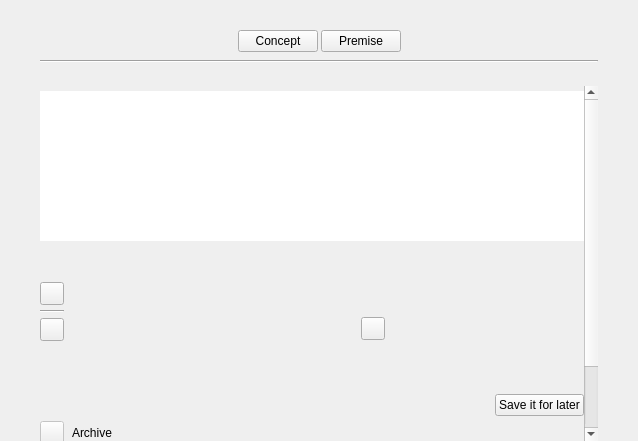
This is ui/premise_builder_widget.ui in zkovari/plotlyst as Qt 5 draws it before an edit. The edited form follows.
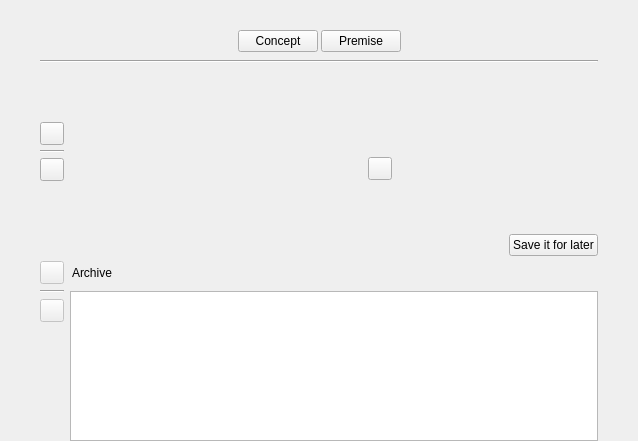
This is the edited form. The open tabs and pages were chosen to show the change. Custom widgets are drawn as their Qt base class.

The edit to the form file:
```diff
--- a/ui/premise_builder_widget.ui
+++ b/ui/premise_builder_widget.ui
@@ -295,8 +295,8 @@
            <rect>
             <x>0</x>
             <y>0</y>
-            <width>544</width>
-            <height>457</height>
+            <width>558</width>
+            <height>355</height>
            </rect>
           </property>
           <property name="sizePolicy">
@@ -324,50 +324,6 @@
            <property name="bottomMargin">
             <number>0</number>
            </property>
-           <item>
-            <widget class="Subtitle" name="subtitleConcept2" native="true">
-             <property name="title" stdset="0">
-              <string>Concept</string>
-             </property>
-             <property name="description" stdset="0">
-              <string>Your selected questions that you wish to express in a premise</string>
-             </property>
-             <property name="icon" stdset="0">
-              <string>fa5s.question-circle</string>
-             </property>
-            </widget>
-           </item>
-           <item>
-            <widget class="QListView" name="listSelectedQuestions">
-             <property name="sizePolicy">
-              <sizepolicy hsizetype="Expanding" vsizetype="Minimum">
-               <horstretch>0</horstretch>
-               <verstretch>0</verstretch>
-              </sizepolicy>
-             </property>
-             <property name="maximumSize">
-              <size>
-               <width>16777215</width>
-               <height>150</height>
-              </size>
-             </property>
-             <property name="frameShape">
-              <enum>QFrame::NoFrame</enum>
-             </property>
-             <property name="selectionMode">
-              <enum>QAbstractItemView::NoSelection</enum>
-             </property>
-             <property name="isWrapping" stdset="0">
-              <bool>false</bool>
-             </property>
-             <property name="viewMode">
-              <enum>QListView::ListMode</enum>
-             </property>
-             <property name="selectionRectVisible">
-              <bool>false</bool>
-             </property>
-            </widget>
-           </item>
            <item>
             <widget class="Subtitle" name="subtitlePremise" native="true">
              <property name="title" stdset="0">
```
Left out of the diff: 2 changed lines with no effect on the pictures.
